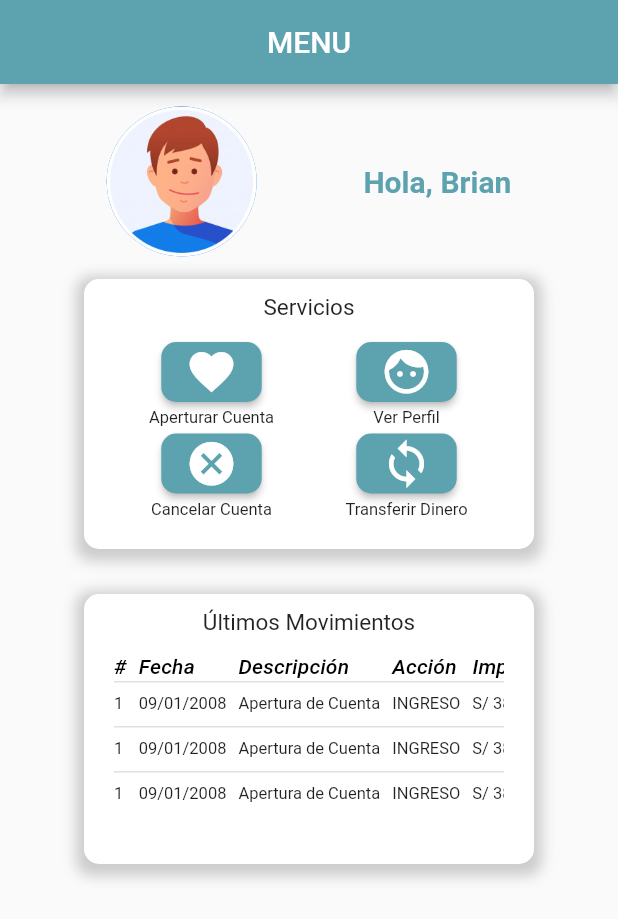
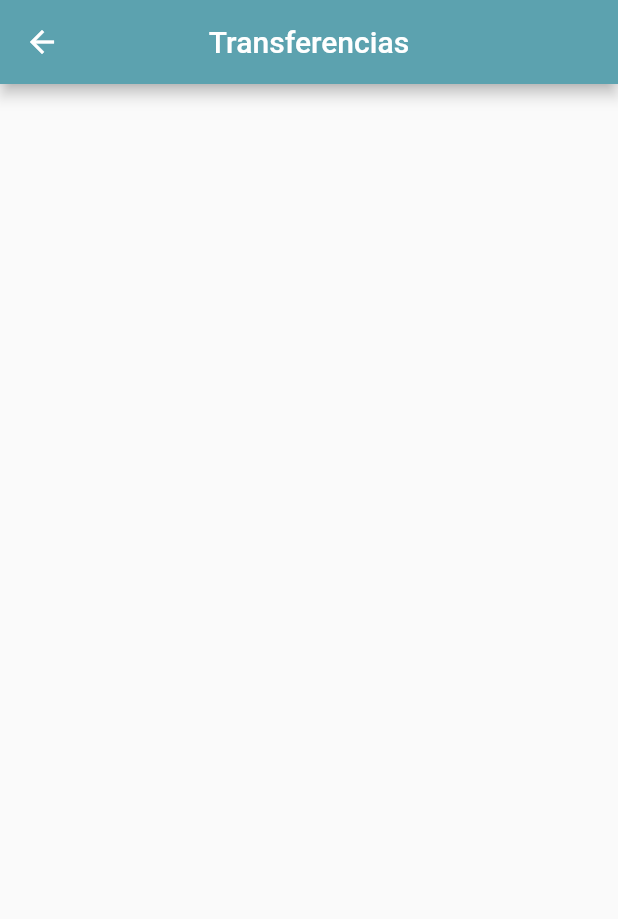
Before and after one commit to borellana96/eurokabank, a Flutter app: the MenuPage screen opened by its route, after a tap on the "sync" icon, on a phone screen of 412 x 824 dp. Shown: the top 919 px of the screen. Run offline on Flutter 3.47's test engine with Material 2 defaults, Android fonts, the phone set to English and light mode, and no system bars; Roboto replaces fonts that are missing (OpenSans).

Commit message:
enlace login, menu y transfer(falta)

```diff
--- a/lib/main.dart
+++ b/lib/main.dart
@@ -1,3 +1,4 @@
+import 'package:eureka_bank/pages/transfer_page.dart';
 import 'package:flutter/material.dart';
 
 import 'package:eureka_bank/pages/login_page.dart';
@@ -15,10 +16,11 @@ class MyApp extends StatelessWidget {
     return MaterialApp(
       debugShowCheckedModeBanner: false,
       title: 'Eureka Bank',
-      initialRoute: 'menu',
+      initialRoute: 'login',
       routes: {
-        'login' : (BuildContext context) => LoginPage(),
-        'menu'  : (BuildContext context) => MenuPage()
+        'login'     : (BuildContext context) => LoginPage(),
+        'menu'      : (BuildContext context) => MenuPage(),
+        'transfer'  : (BuildContext context) => TransferPage()
       },
       theme: ThemeData(
         primarySwatch: Colors.blue,
--- a/lib/pages/login_page.dart
+++ b/lib/pages/login_page.dart
@@ -1,3 +1,4 @@
+import 'package:eureka_bank/pages/menu_page.dart';
 import 'package:flutter/material.dart';
 
 class LoginPage extends StatefulWidget {
@@ -23,13 +24,11 @@ class _LoginPageState extends State<LoginPage> {
             crossAxisAlignment: CrossAxisAlignment.center,
             children: <Widget>[
               Text("EurekaBank",
-                style: TextStyle(fontSize: 24, color: Colors.black54)
-              ),
+                  style: TextStyle(fontSize: 24, color: Colors.black54)),
               Container(
                   padding: EdgeInsets.symmetric(vertical: 20.0),
                   child: Image.asset("assets/banking_service-512.png",
-                width: 180)
-              ),
+                      width: 180)),
               SizedBox(
                 height: 20,
               ),
@@ -57,11 +56,11 @@ class _LoginPageState extends State<LoginPage> {
             border: OutlineInputBorder(
               borderRadius: BorderRadius.circular(10.0), //Borde de la caja
             ),
-          prefixIcon: Icon(Icons.perm_identity, size: 24), //Icono al inicio de la caja
+            prefixIcon: Icon(Icons.perm_identity,
+                size: 24), //Icono al inicio de la caja
             hintText: "Usuario", //Placeholder de una web
             isDense: true, // Added this
-          contentPadding: EdgeInsets.symmetric(vertical: 0)
-        ),
+            contentPadding: EdgeInsets.symmetric(vertical: 0)),
         onChanged: (valor) {
           setState(() {
             _id = valor;
@@ -123,5 +122,9 @@ class _LoginPageState extends State<LoginPage> {
 
   void verificarLogin() {
     print("GO");
+    Navigator.push(
+      context,
+      MaterialPageRoute(builder: (context) => MenuPage()),
+    );
   }
 }
--- a/lib/pages/menu_page.dart
+++ b/lib/pages/menu_page.dart
@@ -1,9 +1,8 @@
+import 'package:eureka_bank/pages/transfer_page.dart';
 import 'package:flutter/material.dart';
 
 class MenuPage extends StatelessWidget {
   const MenuPage({Key key}) : super(key: key);
-
-
 
   @override
   Widget build(BuildContext context) {
@@ -45,17 +44,18 @@ class MenuPage extends StatelessWidget {
                     child: Row(
                       mainAxisAlignment: MainAxisAlignment.spaceAround,
                       children: <Widget>[
-                        botonServicio(Icons.favorite, "Aperturar Cuenta"),
-                        botonServicio(Icons.face, "Ver Perfil"),
+                        botonServicio(Icons.favorite, "Aperturar Cuenta", context),
+                        botonServicio(Icons.face, "Ver Perfil", context),
                       ],
                     ),
                   ),
+                  SizedBox(height: 5),
                   Container(
                     child: Row(
                       mainAxisAlignment: MainAxisAlignment.spaceAround,
                       children: <Widget>[
-                        botonServicio(Icons.cancel, "Cancelar Cuenta"),
-                        botonServicio(Icons.sync, "Transferir Dinero"),
+                        botonServicio(Icons.cancel, "Cancelar Cuenta", context),
+                        botonServicio(Icons.sync, "Transferir Dinero", context),
                       ],
                     ),
                   ),
@@ -75,7 +75,8 @@ class MenuPage extends StatelessWidget {
                     bottomLeft: Radius.circular(10),
                     bottomRight: Radius.circular(10)),
                 boxShadow: [
-                  BoxShadow(//sombrilla
+                  BoxShadow(
+                    //sombrilla
                     color: Colors.grey.withOpacity(0.5),
                     spreadRadius: 5,
                     blurRadius: 7,
@@ -86,7 +87,8 @@ class MenuPage extends StatelessWidget {
               child: Column(
                 children: <Widget>[
                   tituloCard("Últimos Movimientos"),
-                  Container(//only table
+                  Container(
+                    //only table
                     height: 120,
                     child: SingleChildScrollView(
                         scrollDirection: Axis.vertical,
@@ -94,8 +96,7 @@ class MenuPage extends StatelessWidget {
                           children: <Widget>[
                             tablaUltimosMovimientos(),
                           ],
-                        )
-                    ),
+                        )),
                   ),
                 ],
               ),
@@ -110,12 +111,7 @@ class MenuPage extends StatelessWidget {
     return Row(
       mainAxisAlignment: MainAxisAlignment.center,
       children: <Widget>[
-        Column(
-          mainAxisAlignment: MainAxisAlignment.end,
-          children: <Widget>[
-            Text("MENU"),
-          ],
-        ),
+        Text("MENU"),
       ],
     );
   }
@@ -152,13 +148,16 @@ class MenuPage extends StatelessWidget {
       child: Row(
         mainAxisAlignment: MainAxisAlignment.center,
         children: <Widget>[
-          Text(titulo, style: TextStyle(fontSize: 15),),
+          Text(
+            titulo,
+            style: TextStyle(fontSize: 15),
+          ),
         ],
       ),
     );
   }
 
-  Widget botonServicio(IconData icon, String tituloBoton) {
+  Widget botonServicio(IconData icon, String tituloBoton, BuildContext context) {
     return Container(
       width: 100, //centrada de botones
       child: Column(
@@ -172,10 +171,18 @@ class MenuPage extends StatelessWidget {
                 shape: RoundedRectangleBorder(
                   borderRadius: BorderRadius.circular(10.0),
                 ),
-                onPressed: () {},
+                onPressed: () {
+                  if (icon == Icons.sync) {
+                    Navigator.push(
+                      context,
+                      MaterialPageRoute(builder: (context) => TransferPage()),
+                    );
+                  }
+                },
                 color: Color.fromRGBO(92, 162, 175, 1)),
           ),
-          Text(tituloBoton, textAlign: TextAlign.center, style: TextStyle(fontSize: 11))
+          Text(tituloBoton,
+              textAlign: TextAlign.center, style: TextStyle(fontSize: 11))
         ],
       ),
     );
@@ -229,32 +236,34 @@ class MenuPage extends StatelessWidget {
         rows: const <DataRow>[
           DataRow(
             cells: <DataCell>[
-              DataCell(Text('1',style: TextStyle(fontSize: 11))),
-              DataCell(Text('09/01/2008',style: TextStyle(fontSize: 11))),
-              DataCell(Text('Apertura de Cuenta',style: TextStyle(fontSize: 11))),
-              DataCell(Text('INGRESO',style: TextStyle(fontSize: 11))),
-              DataCell(Text('S/ 3800.00',style: TextStyle(fontSize: 11))),
+              DataCell(Text('1', style: TextStyle(fontSize: 11))),
+              DataCell(Text('09/01/2008', style: TextStyle(fontSize: 11))),
+              DataCell(
+                  Text('Apertura de Cuenta', style: TextStyle(fontSize: 11))),
+              DataCell(Text('INGRESO', style: TextStyle(fontSize: 11))),
+              DataCell(Text('S/ 3800.00', style: TextStyle(fontSize: 11))),
             ],
           ),
           DataRow(
             cells: <DataCell>[
-              DataCell(Text('1',style: TextStyle(fontSize: 11))),
-              DataCell(Text('09/01/2008',style: TextStyle(fontSize: 11))),
-              DataCell(Text('Apertura de Cuenta',style: TextStyle(fontSize: 11))),
-              DataCell(Text('INGRESO',style: TextStyle(fontSize: 11))),
-              DataCell(Text('S/ 3800.00',style: TextStyle(fontSize: 11))),
+              DataCell(Text('1', style: TextStyle(fontSize: 11))),
+              DataCell(Text('09/01/2008', style: TextStyle(fontSize: 11))),
+              DataCell(
+                  Text('Apertura de Cuenta', style: TextStyle(fontSize: 11))),
+              DataCell(Text('INGRESO', style: TextStyle(fontSize: 11))),
+              DataCell(Text('S/ 3800.00', style: TextStyle(fontSize: 11))),
             ],
           ),
           DataRow(
             cells: <DataCell>[
-              DataCell(Text('1',style: TextStyle(fontSize: 11))),
-              DataCell(Text('09/01/2008',style: TextStyle(fontSize: 11))),
-              DataCell(Text('Apertura de Cuenta',style: TextStyle(fontSize: 11))),
-              DataCell(Text('INGRESO',style: TextStyle(fontSize: 11))),
-              DataCell(Text('S/ 3800.00',style: TextStyle(fontSize: 11))),
+              DataCell(Text('1', style: TextStyle(fontSize: 11))),
+              DataCell(Text('09/01/2008', style: TextStyle(fontSize: 11))),
+              DataCell(
+                  Text('Apertura de Cuenta', style: TextStyle(fontSize: 11))),
+              DataCell(Text('INGRESO', style: TextStyle(fontSize: 11))),
+              DataCell(Text('S/ 3800.00', style: TextStyle(fontSize: 11))),
             ],
           ),
-
         ],
       ),
     );
--- /dev/null
+++ b/lib/pages/transfer_page.dart
@@ -0,0 +1,30 @@
+import 'package:flutter/material.dart';
+
+class TransferPage extends StatefulWidget {
+  TransferPage({Key key}) : super(key: key);
+
+  @override
+  _TransferPageState createState() => _TransferPageState();
+}
+
+class _TransferPageState extends State<TransferPage> {
+  @override
+  Widget build(BuildContext context) {
+    return Scaffold(
+      appBar: AppBar(
+          centerTitle: true,
+          backgroundColor: Color.fromRGBO(92, 162, 175, 1),
+          title: tituloTransfer()),
+      body: Container(),
+    );
+  }
+
+  Widget tituloTransfer() {
+    return Row(
+      mainAxisSize: MainAxisSize.min,
+      children: <Widget>[
+        Text("Transferencias"),
+      ],
+    );
+  }
+}
```
Lines whose indentation alone changed are shown as unchanged.
